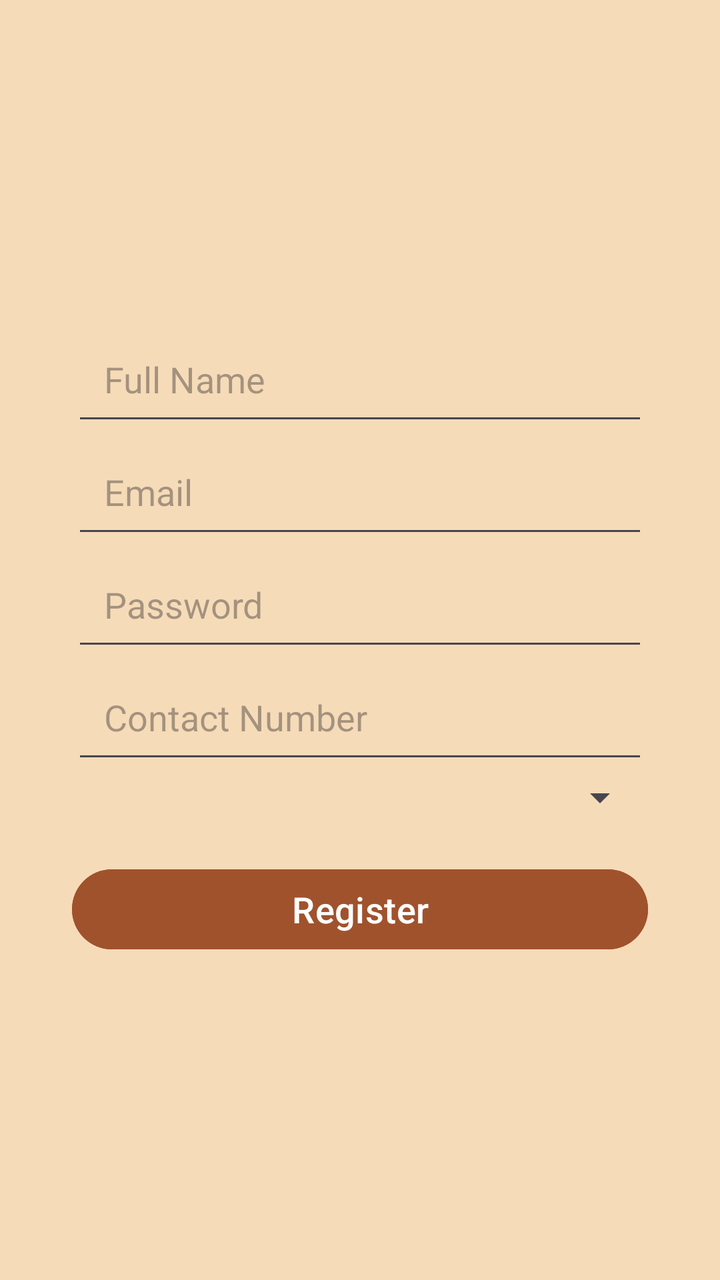
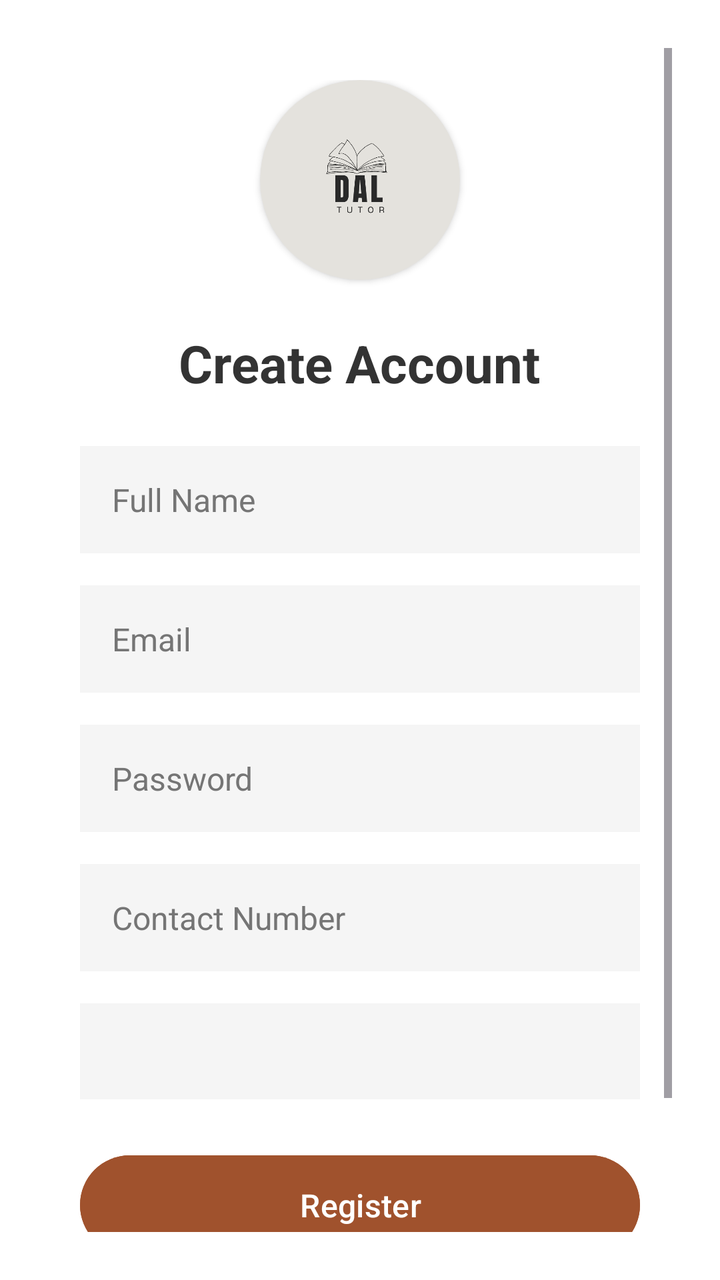

An Android layout rendered at two revisions. The XML below is the earlier revision; the diff shows what the commit changed to produce the second picture.
<!-- AndroidManifest.xml: application theme Theme.Csci3130Group1 -->
<!-- res/layout/activity_register.xml -->
<?xml version="1.0" encoding="utf-8"?>
<RelativeLayout xmlns:android="http://schemas.android.com/apk/res/android"
    xmlns:app="http://schemas.android.com/apk/res-auto"
    xmlns:tools="http://schemas.android.com/tools"
    android:layout_width="match_parent"
    android:background="#F6DBB8"
    android:layout_height="match_parent"
    android:padding="16dp"
    tools:context=".RegisterActivity">

    <LinearLayout
        android:layout_width="match_parent"
        android:layout_height="wrap_content"
        android:layout_centerInParent="true"
        android:gravity="center"
        android:orientation="vertical"
        android:padding="20dp">

        <EditText
            android:id="@+id/name_input"
            android:layout_width="match_parent"
            android:layout_height="wrap_content"
            android:hint="Full Name"
            android:inputType="textPersonName"
            android:padding="16dp"
            android:textSize="18sp"/>

        <EditText
            android:id="@+id/email_input"
            android:layout_width="match_parent"
            android:layout_height="wrap_content"
            android:hint="Email"
            android:inputType="textEmailAddress"
            android:padding="16dp"
            android:textSize="18sp"/>

        <EditText
            android:id="@+id/password_input"
            android:layout_width="match_parent"
            android:layout_height="wrap_content"
            android:hint="Password"
            android:inputType="textPassword"
            android:padding="16dp"
            android:textSize="18sp"/>

        <EditText
            android:id="@+id/contact_input"
            android:layout_width="match_parent"
            android:layout_height="wrap_content"
            android:hint="Contact Number"
            android:inputType="phone"
            android:padding="16dp"
            android:textSize="18sp"/>

        <Spinner
            android:id="@+id/role_spinner"
            android:layout_width="match_parent"
            android:layout_height="wrap_content"
            android:padding="10dp"/>

        <Button
            android:id="@+id/register_button"
            android:layout_width="match_parent"
            android:backgroundTint="#A0522D"
            android:layout_height="wrap_content"
            android:layout_marginTop="20dp"
            android:text="Register"
            android:textSize="18sp"/>

    </LinearLayout>

</RelativeLayout>
<!-- resources referenced by this layout -->
<resources>
  <style name="Theme.Csci3130Group1" parent="Base.Theme.Csci3130Group1" />
  <style name="Base.Theme.Csci3130Group1" parent="Theme.Material3.DayNight.NoActionBar">
          
          
      </style>
</resources>

<!-- the commit's change to res/layout/activity_register.xml (unified diff, before → after) -->
@@ -3,70 +3,135 @@
     xmlns:app="http://schemas.android.com/apk/res-auto"
     xmlns:tools="http://schemas.android.com/tools"
     android:layout_width="match_parent"
-    android:background="#F6DBB8"
     android:layout_height="match_parent"
-    android:padding="16dp"
+    android:background="#FFFFFF"
+    android:padding="24dp"
     tools:context=".RegisterActivity">
 
-    <LinearLayout
+    <ScrollView
         android:layout_width="match_parent"
-        android:layout_height="wrap_content"
-        android:layout_centerInParent="true"
-        android:gravity="center"
-        android:orientation="vertical"
-        android:padding="20dp">
+        android:layout_height="match_parent"
+        android:fillViewport="true">
 
-        <EditText
-            android:id="@+id/name_input"
+        <LinearLayout
             android:layout_width="match_parent"
             android:layout_height="wrap_content"
-            android:hint="Full Name"
-            android:inputType="textPersonName"
-            android:padding="16dp"
-            android:textSize="18sp"/>
+            android:gravity="center"
+            android:orientation="vertical"
+            android:padding="16dp">
 
-        <EditText
-            android:id="@+id/email_input"
-            android:layout_width="match_parent"
-            android:layout_height="wrap_content"
-            android:hint="Email"
-            android:inputType="textEmailAddress"
-            android:padding="16dp"
-            android:textSize="18sp"/>
+            
+            <androidx.cardview.widget.CardView
+                android:id="@+id/logo_container"
+                android:layout_width="100dp"
+                android:layout_height="100dp"
+                app:cardCornerRadius="50dp"
+                app:cardElevation="2dp"
+                android:layout_marginBottom="24dp"
+                app:cardBackgroundColor="#e4e2dd">
 
-        <EditText
-            android:id="@+id/password_input"
-            android:layout_width="match_parent"
-            android:layout_height="wrap_content"
-            android:hint="Password"
-            android:inputType="textPassword"
-            android:padding="16dp"
-            android:textSize="18sp"/>
+                <ImageView
+                    android:layout_width="match_parent"
+                    android:layout_height="match_parent"
+                    android:src="@drawable/app_icon"
+                    android:scaleType="centerInside"
+                    android:padding="12dp" />
+            </androidx.cardview.widget.CardView>
 
-        <EditText
-            android:id="@+id/contact_input"
-            android:layout_width="match_parent"
-            android:layout_height="wrap_content"
-            android:hint="Contact Number"
-            android:inputType="phone"
-            android:padding="16dp"
-            android:textSize="18sp"/>
+            
+            <TextView
+                android:layout_width="wrap_content"
+                android:layout_height="wrap_content"
+                android:text="Create Account"
+                android:textSize="26sp"
+                android:textStyle="bold"
+                android:textColor="#333333"
+                android:layout_marginBottom="24dp" />
 
-        <Spinner
-            android:id="@+id/role_spinner"
-            android:layout_width="match_parent"
-            android:layout_height="wrap_content"
-            android:padding="10dp"/>
+            
+            <EditText
+                android:id="@+id/name_input"
+                android:layout_width="match_parent"
+                android:layout_height="wrap_content"
+                android:hint="Full Name"
+                android:inputType="textPersonName"
+                android:padding="16dp"
+                android:background="#F5F5F5"
+                android:layout_marginBottom="16dp"
+                android:textColor="@android:color/black"
+                android:textColorHint="#757575"
+                android:textSize="16sp"/>
 
-        <Button
-            android:id="@+id/register_button"
-            android:layout_width="match_parent"
-            android:backgroundTint="#A0522D"
-            android:layout_height="wrap_content"
-            android:layout_marginTop="20dp"
-            android:text="Register"
-            android:textSize="18sp"/>
+            <EditText
+                android:id="@+id/email_input"
+                android:layout_width="match_parent"
+                android:layout_height="wrap_content"
+                android:hint="Email"
+                android:inputType="textEmailAddress"
+                android:padding="16dp"
+                android:background="#F5F5F5"
+                android:layout_marginBottom="16dp"
+                android:textColor="@android:color/black"
+                android:textColorHint="#757575"
+                android:textSize="16sp"/>
 
-    </LinearLayout>
+            <EditText
+                android:id="@+id/password_input"
+                android:layout_width="match_parent"
+                android:layout_height="wrap_content"
+                android:hint="Password"
+                android:inputType="textPassword"
+                android:padding="16dp"
+                android:background="#F5F5F5"
+                android:layout_marginBottom="16dp"
+                android:textColor="@android:color/black"
+                android:textColorHint="#757575"
+                android:textSize="16sp"/>
 
+            <EditText
+                android:id="@+id/contact_input"
+                android:layout_width="match_parent"
+                android:layout_height="wrap_content"
+                android:hint="Contact Number"
+                android:inputType="phone"
+                android:padding="16dp"
+                android:background="#F5F5F5"
+                android:layout_marginBottom="16dp"
+                android:textColor="@android:color/black"
+                android:textColorHint="#757575"
+                android:textSize="16sp"/>
+
+            <Spinner
+                android:id="@+id/role_spinner"
+                android:layout_width="match_parent"
+                android:layout_height="wrap_content"
+                android:background="#F5F5F5"
+                android:padding="14dp"
+                android:minHeight="48dp"
+                android:layout_marginBottom="24dp"
+                android:spinnerMode="dropdown"/>
+
+            <Button
+                android:id="@+id/register_button"
+                android:layout_width="match_parent"
+                android:layout_height="wrap_content"
+                android:backgroundTint="#A0522D"
+                android:padding="14dp"
+                android:text="Register"
+                android:textColor="@android:color/white"
+                android:textSize="16sp"/>
+
+            
+            <TextView
+                android:id="@+id/login_link"
+                android:layout_width="wrap_content"
+                android:layout_height="wrap_content"
+                android:text="Already have an account? Login"
+                android:textColor="#A0522D"
+                android:textSize="15sp"
+                android:layout_marginTop="24dp"
+                android:clickable="true"
+                android:focusable="true"/>
+        </LinearLayout>
+    </ScrollView>
 </RelativeLayout>
<!-- resource entries referenced after the edit -->
@@ -1,5 +1,6 @@
 <!-- resources referenced by this layout -->
 <resources>
+  <!-- drawable app_icon: png bitmap (drawable, 18173 bytes) -->
   <style name="Theme.Csci3130Group1" parent="Base.Theme.Csci3130Group1" />
   <style name="Base.Theme.Csci3130Group1" parent="Theme.Material3.DayNight.NoActionBar">
           
